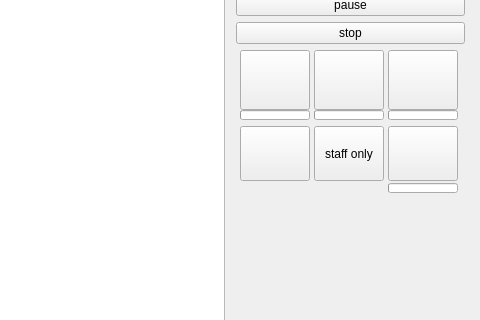
Old version of the form shooting_game/mainwindow.ui in the repository ZhuMon/Shooting_Game; both pictures show x 220 to 700 and y 272 to 592 of the 700 by 700 pixel window.
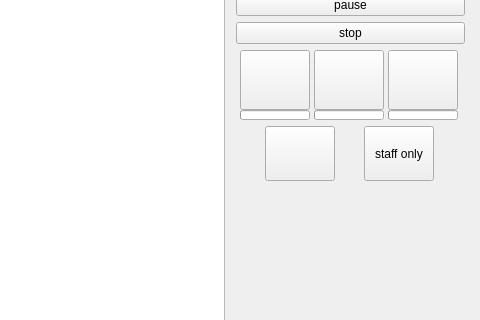
New version of the form.

```diff
--- a/shooting_game/mainwindow.ui
+++ b/shooting_game/mainwindow.ui
@@ -457,79 +457,13 @@
       </layout>
      </item>
      <item>
-      <layout class="QGridLayout" name="gridLayout_2" rowstretch="0,0" columnstretch="0,0,0">
+      <layout class="QGridLayout" name="gridLayout_2" rowstretch="0,0" columnstretch="0,0">
        <property name="sizeConstraint">
-        <enum>QLayout::SetDefaultConstraint</enum>
+        <enum>QLayout::SetNoConstraint</enum>
        </property>
        <property name="spacing">
         <number>0</number>
        </property>
-       <item row="0" column="1">
-        <widget class="QPushButton" name="supertime">
-         <property name="sizePolicy">
-          <sizepolicy hsizetype="Fixed" vsizetype="Fixed">
-           <horstretch>0</horstretch>
-           <verstretch>0</verstretch>
-          </sizepolicy>
-         </property>
-         <property name="maximumSize">
-          <size>
-           <width>70</width>
-           <height>70</height>
-          </size>
-         </property>
-         <property name="text">
-          <string>staff only</string>
-         </property>
-        </widget>
-       </item>
-       <item row="1" column="2">
-        <widget class="QProgressBar" name="missile_cd">
-         <property name="sizePolicy">
-          <sizepolicy hsizetype="Fixed" vsizetype="Fixed">
-           <horstretch>0</horstretch>
-           <verstretch>0</verstretch>
-          </sizepolicy>
-         </property>
-         <property name="maximumSize">
-          <size>
-           <width>70</width>
-           <height>10</height>
-          </size>
-         </property>
-         <property name="maximum">
-          <number>30</number>
-         </property>
-         <property name="value">
-          <number>0</number>
-         </property>
-         <property name="textVisible">
-          <bool>false</bool>
-         </property>
-         <property name="format">
-          <string>%p%</string>
-         </property>
-        </widget>
-       </item>
-       <item row="0" column="2">
-        <widget class="QPushButton" name="missile">
-         <property name="sizePolicy">
-          <sizepolicy hsizetype="Fixed" vsizetype="Fixed">
-           <horstretch>0</horstretch>
-           <verstretch>0</verstretch>
-          </sizepolicy>
-         </property>
-         <property name="maximumSize">
-          <size>
-           <width>70</width>
-           <height>70</height>
-          </size>
-         </property>
-         <property name="text">
-          <string/>
-         </property>
-        </widget>
-       </item>
        <item row="0" column="0">
         <widget class="QPushButton" name="smoothAll">
          <property name="sizePolicy">
@@ -554,8 +488,17 @@
          <property name="spacing">
           <number>0</number>
          </property>
+         <property name="sizeConstraint">
+          <enum>QLayout::SetFixedSize</enum>
+         </property>
          <item>
           <widget class="QLabel" name="smooth_cd1">
+           <property name="sizePolicy">
+            <sizepolicy hsizetype="Preferred" vsizetype="Fixed">
+             <horstretch>0</horstretch>
+             <verstretch>0</verstretch>
+            </sizepolicy>
+           </property>
            <property name="text">
             <string/>
            </property>
@@ -563,6 +506,12 @@
          </item>
          <item>
           <widget class="QLabel" name="smooth_cd2">
+           <property name="sizePolicy">
+            <sizepolicy hsizetype="Preferred" vsizetype="Fixed">
+             <horstretch>0</horstretch>
+             <verstretch>0</verstretch>
+            </sizepolicy>
+           </property>
            <property name="text">
             <string/>
            </property>
@@ -570,6 +519,12 @@
          </item>
          <item>
           <widget class="QLabel" name="smooth_cd3">
+           <property name="sizePolicy">
+            <sizepolicy hsizetype="Preferred" vsizetype="Fixed">
+             <horstretch>0</horstretch>
+             <verstretch>0</verstretch>
+            </sizepolicy>
+           </property>
            <property name="text">
             <string/>
            </property>
@@ -577,6 +532,12 @@
          </item>
          <item>
           <widget class="QLabel" name="smooth_cd4">
+           <property name="sizePolicy">
+            <sizepolicy hsizetype="Preferred" vsizetype="Fixed">
+             <horstretch>0</horstretch>
+             <verstretch>0</verstretch>
+            </sizepolicy>
+           </property>
            <property name="text">
             <string/>
            </property>
@@ -584,6 +545,12 @@
          </item>
          <item>
           <widget class="QLabel" name="smooth_cd5">
+           <property name="sizePolicy">
+            <sizepolicy hsizetype="Preferred" vsizetype="Fixed">
+             <horstretch>0</horstretch>
+             <verstretch>0</verstretch>
+            </sizepolicy>
+           </property>
            <property name="text">
             <string/>
            </property>
@@ -591,6 +558,25 @@
          </item>
         </layout>
        </item>
+       <item row="0" column="1">
+        <widget class="QPushButton" name="supertime">
+         <property name="sizePolicy">
+          <sizepolicy hsizetype="Fixed" vsizetype="Fixed">
+           <horstretch>0</horstretch>
+           <verstretch>0</verstretch>
+          </sizepolicy>
+         </property>
+         <property name="maximumSize">
+          <size>
+           <width>70</width>
+           <height>70</height>
+          </size>
+         </property>
+         <property name="text">
+          <string>staff only</string>
+         </property>
+        </widget>
+       </item>
       </layout>
      </item>
     </layout>
```
